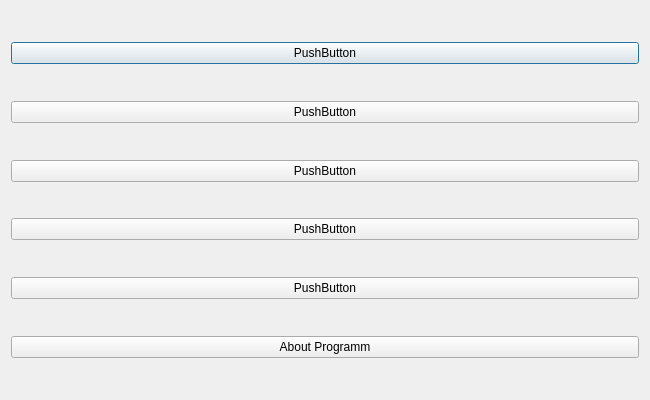
Before: the Qt Designer form menuwindow.ui in SkyBlue10/Taskbook, drawn with Qt 5.
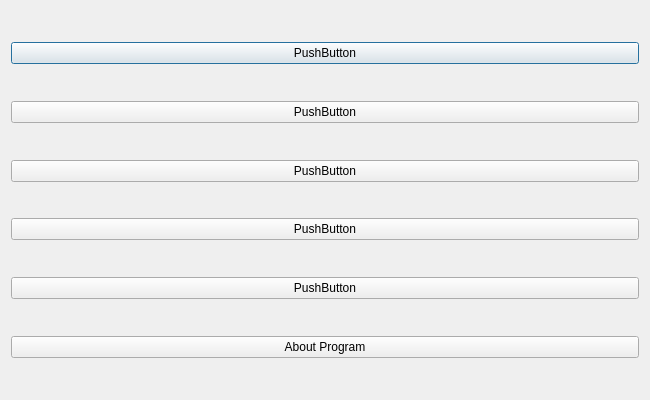
After: the same form once the commit is applied.

```diff
--- a/menuwindow.ui
+++ b/menuwindow.ui
@@ -132,7 +132,7 @@
 					<item>
 						<widget class="QPushButton" name="qpbAboutApp">
 							<property name="text">
-								<string>About Programm</string>
+        <string>About Program</string>
 							</property>
 						</widget>
 					</item>
```
Left out of the diff: 4 changed lines with no effect on the pictures. Lines whose indentation alone changed are shown as unchanged.
